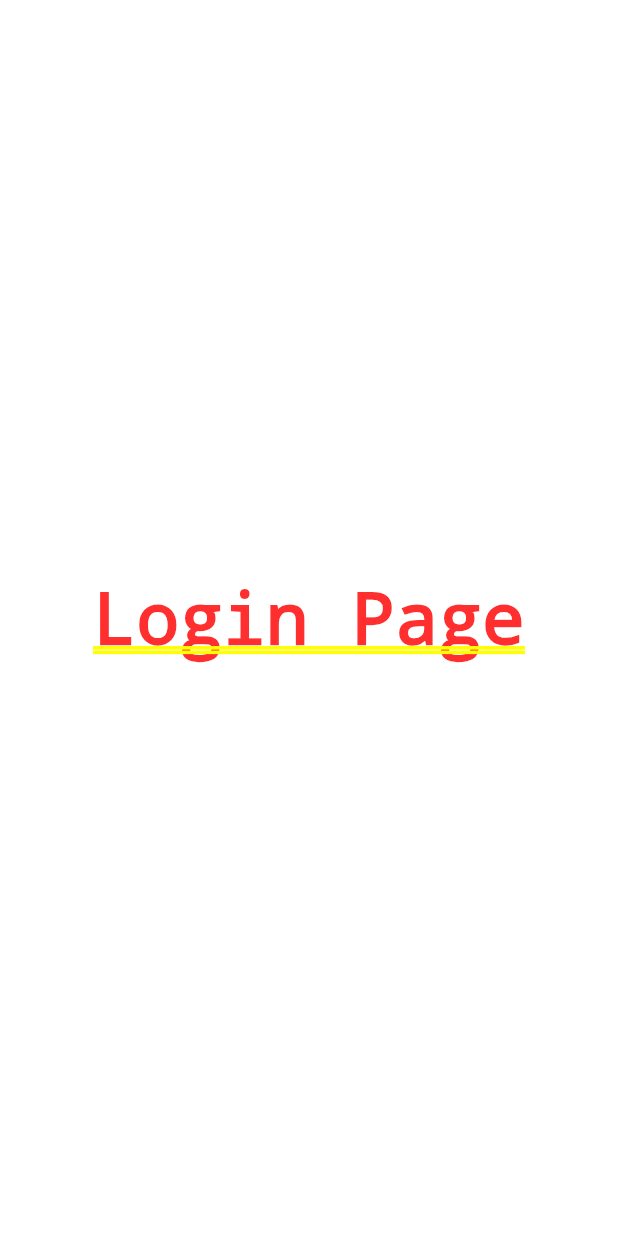
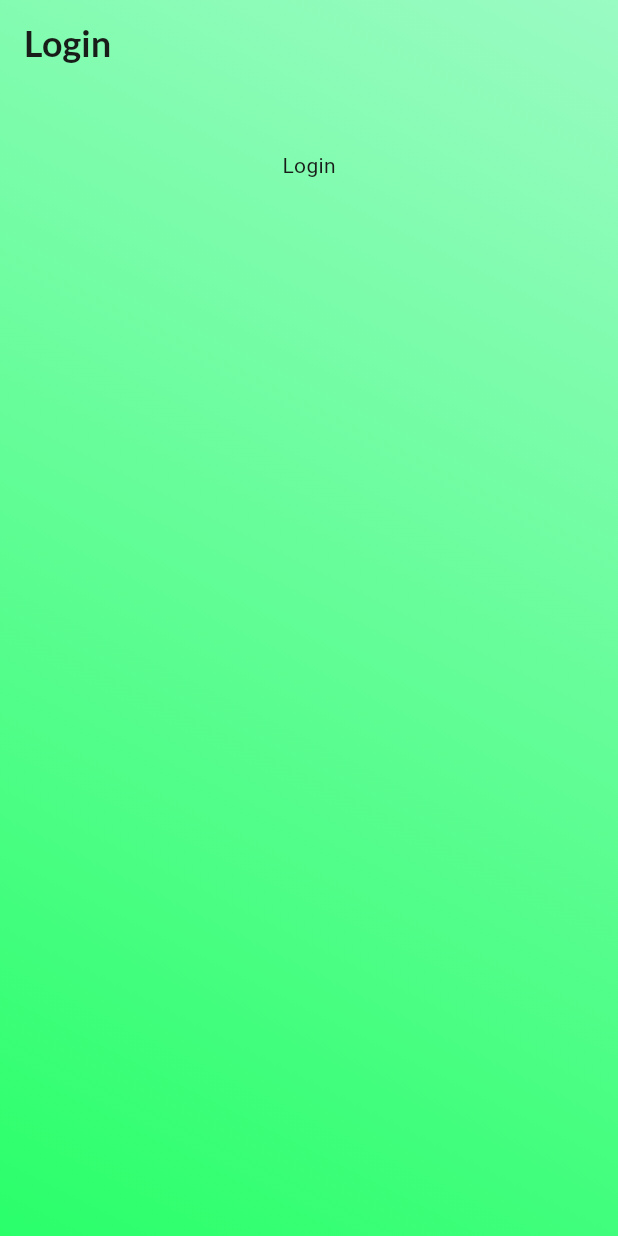
Before and after one commit to IgnacyBerent/Flutter-Vaccination_Managment_App, a Flutter app: the screen it shows after launch, on a phone screen of 412 x 824 dp. Run offline on Flutter 3.47's test engine with Material 3 defaults, Android fonts, the phone set to English and light mode, and no system bars; our stand-ins replace google_fonts.

Commit message:
Organising code, setting empty views

```diff
--- a/lib/views/login_register/login_screen.dart
+++ b/lib/views/login_register/login_screen.dart
@@ -1,12 +1,14 @@
 import 'package:flutter/material.dart';
+import 'package:vaccination_managment_app/widgets/layout_template/layout_template.dart';
 
 class LoginScreen extends StatelessWidget {
   const LoginScreen({Key? key}) : super(key: key);
 
   @override
   Widget build(BuildContext context) {
-    return const Center(
-      child: Text('Login Page'),
+    return LayoutTemplate(
+      screenName: 'Login',
+      child: Text('Login'),
     );
   }
 }
--- a/lib/views/login_register/register_screen.dart
+++ b/lib/views/login_register/register_screen.dart
@@ -1,12 +1,14 @@
 import 'package:flutter/material.dart';
+import 'package:vaccination_managment_app/widgets/layout_template/layout_template.dart';
 
 class RegisterScreen extends StatelessWidget {
   const RegisterScreen({Key? key}) : super(key: key);
 
   @override
   Widget build(BuildContext context) {
-    return const Center(
-      child: Text('Register Page'),
+    return LayoutTemplate(
+      screenName: 'Register',
+      child: Text('Register'),
     );
   }
 }
--- /dev/null
+++ b/lib/widgets/layout_template/animated_background_container.dart
@@ -0,0 +1,75 @@
+import 'package:flutter/material.dart';
+
+class AnimatedBackgroundContainer extends StatefulWidget {
+  final Widget child;
+
+  const AnimatedBackgroundContainer({Key? key, required this.child})
+      : super(key: key);
+
+  @override
+  AnimatedBackgroundContainerState createState() =>
+      AnimatedBackgroundContainerState();
+}
+
+class AnimatedBackgroundContainerState
+    extends State<AnimatedBackgroundContainer>
+    with SingleTickerProviderStateMixin {
+  late AnimationController _controller;
+  late Animation<Color?> _colorTween1;
+  late Animation<Color?> _colorTween2;
+
+  @override
+  void initState() {
+    super.initState();
+    _controller =
+        AnimationController(duration: const Duration(seconds: 7), vsync: this);
+    _colorTween1 = ColorTween(
+      begin: const Color.fromARGB(255, 7, 219, 131),
+      end: const Color.fromARGB(255, 158, 252, 197),
+    ).animate(
+        CurvedAnimation(parent: _controller, curve: Curves.easeInOutSine));
+    _colorTween2 = ColorTween(
+      begin: const Color.fromARGB(255, 158, 252, 197),
+      end: const Color.fromARGB(255, 38, 255, 103),
+    ).animate(CurvedAnimation(parent: _controller, curve: Curves.easeInOutSine))
+      ..addListener(() {
+        setState(() {});
+      })
+      ..addStatusListener((status) {
+        if (status == AnimationStatus.completed) {
+          _controller.reverse();
+        } else if (status == AnimationStatus.dismissed) {
+          _controller.forward();
+        }
+      });
+
+    WidgetsBinding.instance.addPostFrameCallback((_) {
+      _controller.forward();
+    });
+  }
+
+  @override
+  Widget build(BuildContext context) {
+    return Container(
+      width: double.infinity,
+      height: double.infinity,
+      decoration: BoxDecoration(
+        gradient: LinearGradient(
+          begin: Alignment.topRight,
+          end: Alignment.bottomLeft,
+          colors: [
+            _colorTween1.value ?? Colors.transparent,
+            _colorTween2.value ?? Colors.transparent
+          ],
+        ),
+      ),
+      child: widget.child,
+    );
+  }
+
+  @override
+  void dispose() {
+    _controller.dispose();
+    super.dispose();
+  }
+}
--- /dev/null
+++ b/lib/widgets/layout_template/centered_view.dart
@@ -0,0 +1,16 @@
+import 'package:flutter/material.dart';
+
+class CenteredView extends StatelessWidget {
+  final Widget child;
+  const CenteredView({Key? key, required this.child}) : super(key: key);
+
+  @override
+  Widget build(BuildContext context) {
+    return Container(
+      color: Colors.transparent,
+      padding: const EdgeInsets.fromLTRB(60, 100, 60, 30),
+      alignment: Alignment.topCenter,
+      child: child,
+    );
+  }
+}
--- /dev/null
+++ b/lib/widgets/layout_template/layout_app_bar.dart
@@ -0,0 +1,28 @@
+import 'package:flutter/material.dart';
+import 'package:google_fonts/google_fonts.dart';
+
+class LayoutAppBar extends StatelessWidget implements PreferredSizeWidget {
+  const LayoutAppBar({
+    Key? key,
+    required this.title,
+  }) : super(key: key);
+
+  final String title;
+
+  @override
+  Widget build(BuildContext context) {
+    return AppBar(
+      backgroundColor: Colors.transparent,
+      title: Text(
+        title,
+        style: GoogleFonts.lato(
+          fontSize: 24,
+          fontWeight: FontWeight.bold,
+        ),
+      ),
+    );
+  }
+
+  @override
+  Size get preferredSize => const Size.fromHeight(kToolbarHeight);
+}
--- /dev/null
+++ b/lib/widgets/layout_template/layout_template.dart
@@ -0,0 +1,28 @@
+import 'package:flutter/material.dart';
+import 'package:vaccination_managment_app/widgets/layout_template/animated_background_container.dart';
+import 'package:vaccination_managment_app/widgets/layout_template/centered_view.dart';
+import 'package:vaccination_managment_app/widgets/layout_template/layout_app_bar.dart';
+
+class LayoutTemplate extends StatelessWidget {
+  const LayoutTemplate({
+    Key? key,
+    required this.screenName,
+    required this.child,
+  }) : super(key: key);
+
+  final String screenName;
+  final Widget child;
+
+  @override
+  Widget build(BuildContext context) {
+    return Scaffold(
+      extendBodyBehindAppBar: true,
+      appBar: LayoutAppBar(
+        title: screenName,
+      ),
+      body: AnimatedBackgroundContainer(
+        child: CenteredView(child: child),
+      ),
+    );
+  }
+}
--- a/lib/widgets/widget_tree.dart
+++ b/lib/widgets/widget_tree.dart
@@ -1,6 +1,7 @@
 import 'package:flutter/material.dart';
-import 'package:vaccination_managment_app/views/home/home_screen.dart';
+import 'package:vaccination_managment_app/views/home/home/home_screen.dart';
 import 'package:vaccination_managment_app/views/login_register/login_screen.dart';
+import 'package:vaccination_managment_app/widgets/layout_template/navigator_layout_template.dart';
 
 class WidgetTree extends StatefulWidget {
   const WidgetTree({super.key});
@@ -16,7 +17,7 @@ class _WidgetTreeState extends State<WidgetTree> {
       stream: null,
       builder: (context, snapshot) {
         if (snapshot.hasData) {
-          return const HomeScreen();
+          return const NavigatorLayoutTemplate();
         } else {
           return const LoginScreen();
         }
--- a/pubspec.yaml
+++ b/pubspec.yaml
@@ -35,6 +35,7 @@ dependencies:
   # The following adds the Cupertino Icons font to your application.
   # Use with the CupertinoIcons class for iOS style icons.
   cupertino_icons: ^1.0.2
+  google_fonts: ^6.2.0
 
 dev_dependencies:
   flutter_test:
```
Also changed, not shown: lib/views/home/home/home_screen.dart (renamed from lib/views/home/home_screen.dart, +4 -4 lines), lib/views/home/profile/profile_screen.dart (added, +10 -0 lines), lib/views/home/vaccines/vaccines_screen.dart (added, +10 -0 lines), lib/widgets/layout_template/navigator_layout_template.dart (added, +66 -0 lines), pubspec.lock, 1 other file.
